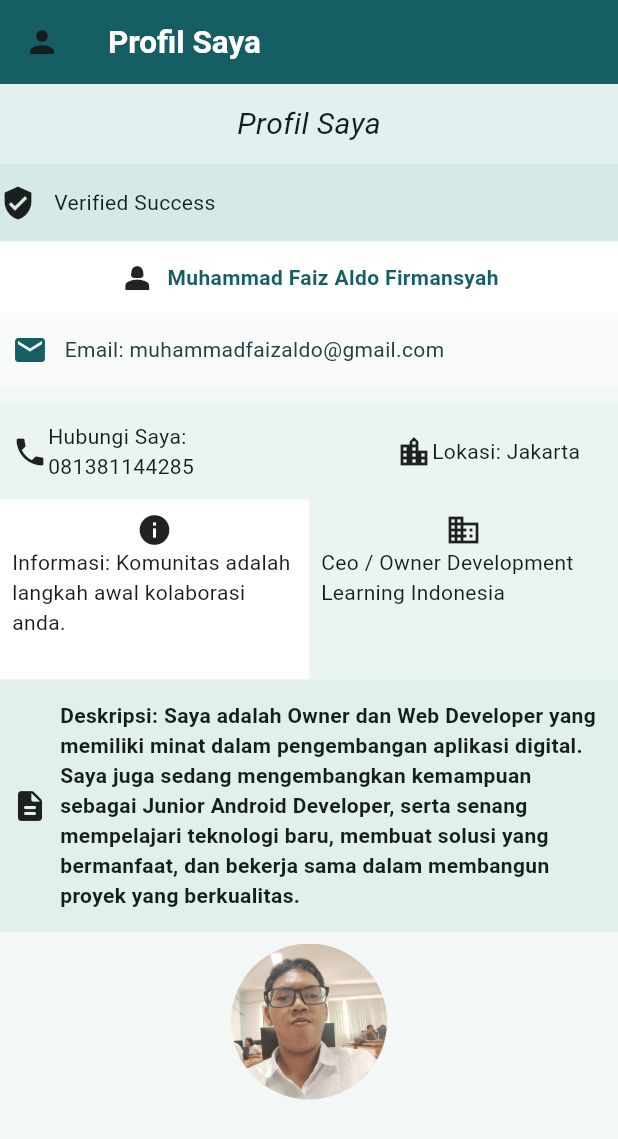
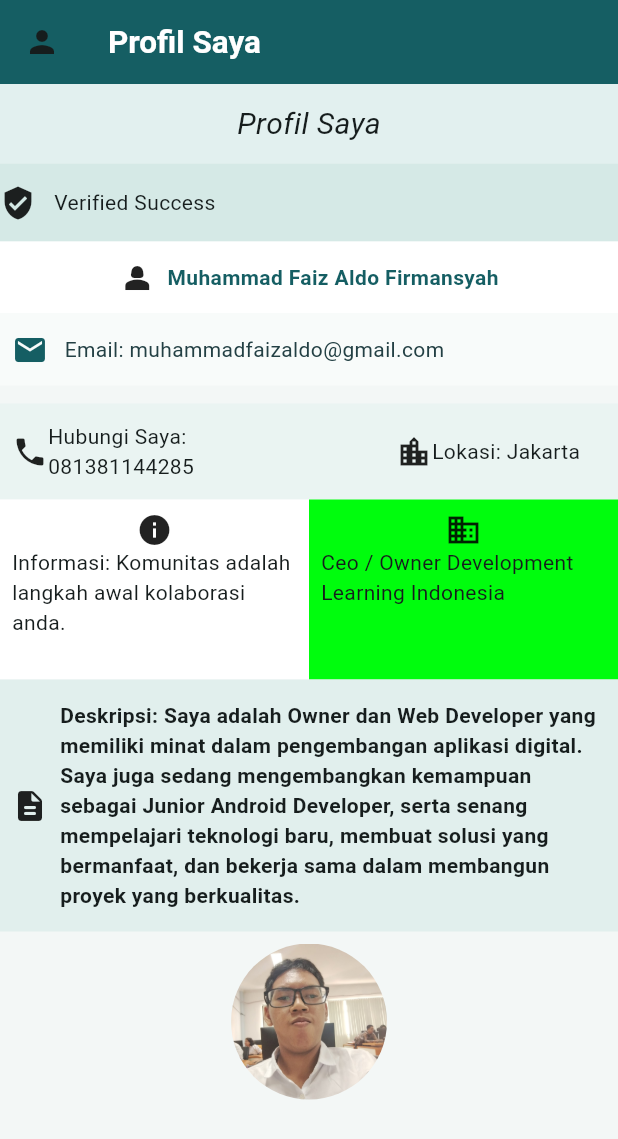
Before and after one commit to FaizAldo/ppkdju_faiz26, a Flutter app: the screen it shows after launch, on a phone screen of 412 x 824 dp. Shown: the top 1139 px of the screen. Run offline on Flutter 3.47's test engine with Material 3 defaults, Android fonts, the light colour scheme and no system bars.

Commit message:
layout file done

```diff
--- a/lib/tugas_flutter2/profil_layout.dart
+++ b/lib/tugas_flutter2/profil_layout.dart
@@ -132,7 +132,7 @@ class ProfilLayout extends StatelessWidget {
                   Expanded(
                     child: Container(
                       height: 120,
-                      color: const Color(0xFFEAF4F2),
+                      color: const Color.fromARGB(255, 0, 253, 13),
                       padding: const EdgeInsets.all(8.0),
                       child: const Column(
                         children: [
```
